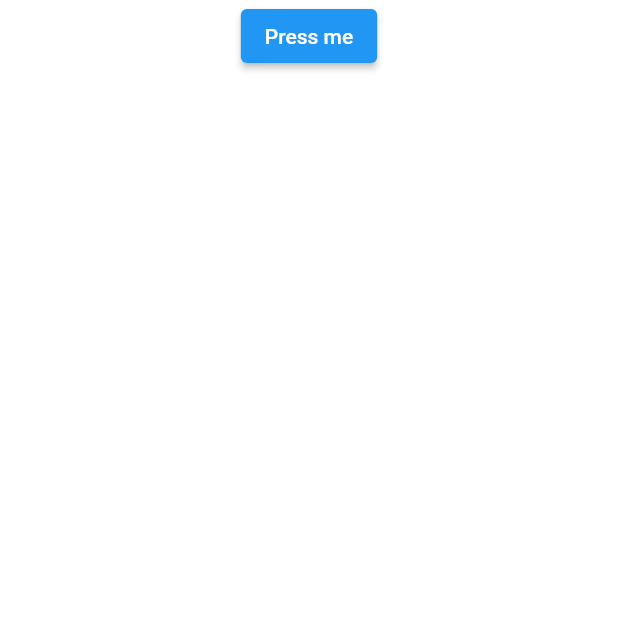
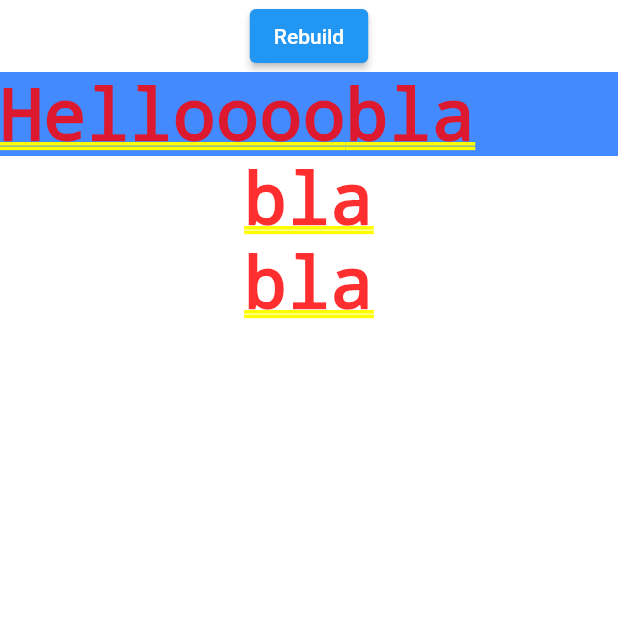
Before and after one commit to holybiber/state_playground, a Flutter app: the screen it shows after launch, on a phone screen of 412 x 824 dp, the top half of it. Run offline on Flutter 3.47's test engine with Material 2 defaults, Android fonts, the phone set to English and light mode, and no system bars.

Commit message:
Playing with InheritedWidget

```diff
--- a/lib/main.dart
+++ b/lib/main.dart
@@ -1,88 +1,130 @@
 import 'package:flutter/material.dart';
 
 /*void main() {
-  runApp(
-    const MaterialApp(
-      home: Scaffold(
-        body: Center(
+  runApp(const MaterialApp(
+      home: InheritedData(
+          data: Data(value: 'test'),
           child: Column(
-            mainAxisSize: MainAxisSize.min,
-            children: [Text('Press the button'), CounterApp()],
-          ),
-        ),
-      ),
-    ),
-  );
+            children: [
+              Example(),
+              WidgetC(),
+            ],
+          ))));
 }*/
-
 void main() {
   runApp(const MaterialApp(
-      home: WidgetA(
-    child: WidgetB(),
-  )));
+    home: Example(),
+  ));
 }
 
-class CounterApp extends StatefulWidget {
-  const CounterApp({super.key});
+class InheritedData extends InheritedWidget {
+  final Data data;
+  const InheritedData({
+    super.key,
+    required this.data,
+    required super.child,
+  });
+
+  static InheritedData of(BuildContext context) {
+    return context.dependOnInheritedWidgetOfExactType<InheritedData>()!;
+  }
 
   @override
-  State<CounterApp> createState() {
-    return _CounterAppState();
+  bool updateShouldNotify(covariant InheritedData oldWidget) {
+    return data.value != oldWidget.data.value; // Include here all dependencies
   }
 }
 
-class _CounterAppState extends State<CounterApp> {
-  var counter = 0;
-  var visible = false;
+class WidgetWithData extends StatelessWidget {
+  final String value;
+  const WidgetWithData({super.key, required this.value});
 
   @override
   Widget build(BuildContext context) {
-    final text = visible ? 'Set to invisible' : 'Set to visibled';
-
-    return Column(
-      children: [
-        Text('Visible = $visible'),
-        const SizedBox(height: 10),
-        ElevatedButton(
-          onPressed: () => setState(() {
-            visible = !visible;
-            counter++;
-          }),
-          child: Text('$counter'),
-        ),
-      ],
+    return InheritedData(
+      data: Data(value: 'WidgetWithData'),
+      child: const WidgetA(),
     );
   }
 }
 
-class WidgetA extends StatefulWidget {
-  final Widget child;
-  const WidgetA({super.key, required this.child});
+class WidgetA extends StatelessWidget {
+  const WidgetA({super.key});
 
   @override
-  State<WidgetA> createState() => _WidgetAState();
-}
-
-class _WidgetAState extends State<WidgetA> {
-  @override
-  Widget build(BuildContext context) {
-    debugPrint('WidgetA rebuild');
-    return Column(
-      children: [
-        ElevatedButton(
-            onPressed: () => setState(() {}), child: const Text('Press me')),
-        widget.child
-      ],
-    );
-  }
+  Widget build(BuildContext context) => const WidgetB();
 }
 
 class WidgetB extends StatelessWidget {
   const WidgetB({super.key});
 
   @override
+  Widget build(BuildContext context) => const WidgetC();
+}
+
+class WidgetC extends StatelessWidget {
+  const WidgetC({super.key});
+
+  @override
   Widget build(BuildContext context) {
-    debugPrint('WidgetB rebuild');
-    return Container();
+    return Text(InheritedData.of(context).data.value);
   }
 }
+
+class Example extends StatefulWidget {
+  const Example({super.key});
+
+  @override
+  State<Example> createState() => _ExampleState();
+}
+
+class _ExampleState extends State<Example> {
+  var data = const Data(value: 'bla');
+
+  @override
+  Widget build(BuildContext context) {
+    return InheritedData(
+        data: data,
+        child: Column(
+          children: [
+            ElevatedButton(
+                onPressed: () => setState(() {
+                      data = Data(value: 'blub');
+                    }),
+                child: const Text('Rebuild')),
+            SubExample(),
+            Text(data.value),
+            WidgetA()
+          ],
+        ));
+  }
+}
+
+class SubExample extends StatefulWidget {
+  const SubExample({super.key});
+
+  @override
+  State<SubExample> createState() => _SubExampleState();
+}
+
+class _SubExampleState extends State<SubExample> {
+  @override
+  void didChangeDependencies() {
+    super.didChangeDependencies();
+    debugPrint('The InheritedWidget changed!');
+  }
+
+  @override
+  Widget build(BuildContext context) {
+    final data = InheritedData.of(context).data;
+    debugPrint('data: ${data.value}');
+    return Container(
+        color: Colors.blueAccent,
+        child: Row(children: [Text('Helloooo'), Text(data.value)]));
+  }
+}
+
+class Data {
+  final String value;
+  const Data({required this.value});
+}
```
